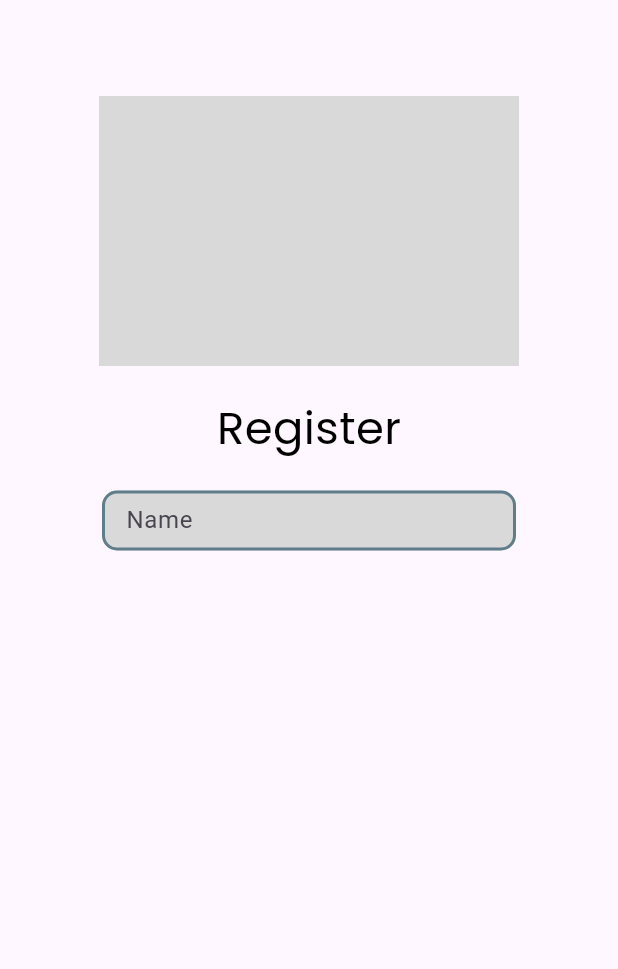
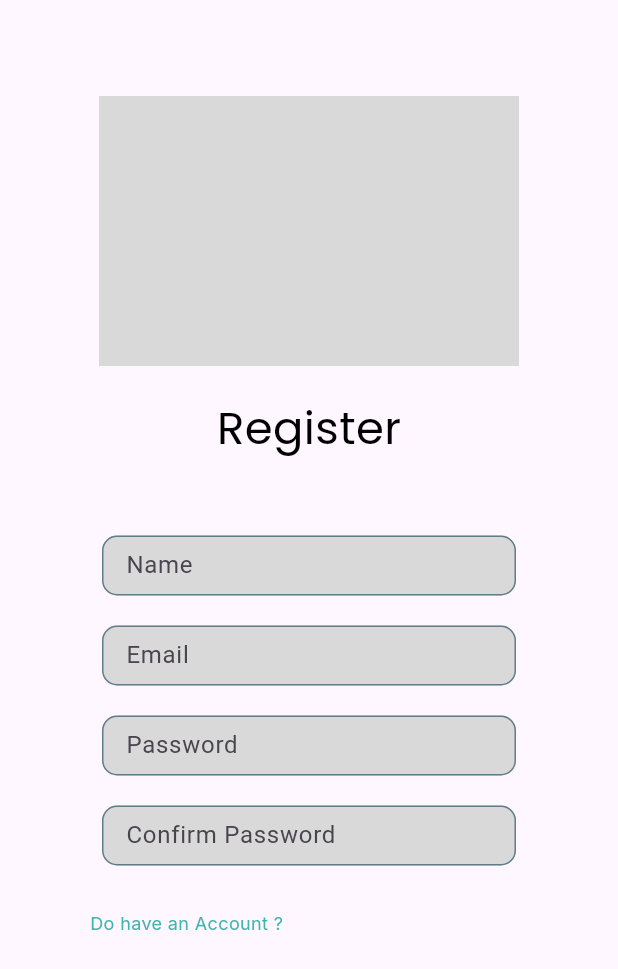
Before and after one commit to tejabaskara/Practice_aplication, a Flutter app: the page2 screen opened directly, on a phone screen of 412 x 824 dp. Shown: the top 969 px of the screen. Run offline on Flutter 3.47's test engine with Material 3 defaults, Android fonts, the phone set to English and light mode, and no system bars; our stand-ins replace google_fonts.

Commit message:
update registration page(adding input text for password and email)

```diff
--- a/lib/register.dart
+++ b/lib/register.dart
@@ -16,8 +16,8 @@ class _page2State extends State<page2> {
   @override
   Widget build(BuildContext context) {
     return Scaffold(
-        body: Column(
-      children: [
+        body: ListView(children: [
+      Column(children: [
         Padding(
             padding: EdgeInsets.only(top: 64),
             child: Center(
@@ -47,6 +47,33 @@ class _page2State extends State<page2> {
           ),
         ),
         Padding(
+            padding: EdgeInsets.only(top: 50),
+            child: Center(
+                child: SizedBox(
+                    width: 276,
+                    height: 40,
+                    child: TextField(
+                      controller: nameController,
+                      decoration: InputDecoration(
+                        border: OutlineInputBorder(),
+                        labelText: 'Name',
+                        fillColor: Color(0xffD9D9D9),
+                        filled: true,
+                        enabledBorder: OutlineInputBorder(
+                          borderRadius: BorderRadius.circular(10),
+                          borderSide:
+                              BorderSide(color: Colors.blueGrey, width: 1),
+                        ),
+                        focusedBorder: OutlineInputBorder(
+                          borderRadius: BorderRadius.circular(10),
+                          borderSide: BorderSide(color: Colors.red, width: 1),
+                        ),
+                      ),
+                      onChanged: (value) {
+                        print(nameController.text);
+                      },
+                    )))),
+        Padding(
             padding: EdgeInsets.only(top: 20),
             child: Center(
                 child: SizedBox(
@@ -56,24 +83,93 @@ class _page2State extends State<page2> {
                       controller: emailController,
                       decoration: InputDecoration(
                         border: OutlineInputBorder(),
-                        labelText: 'Name',
+                        labelText: 'Email',
                         fillColor: Color(0xffD9D9D9),
                         filled: true,
                         enabledBorder: OutlineInputBorder(
                           borderRadius: BorderRadius.circular(10),
                           borderSide:
-                              BorderSide(color: Colors.blueGrey, width: 2),
+                              BorderSide(color: Colors.blueGrey, width: 1),
                         ),
                         focusedBorder: OutlineInputBorder(
                           borderRadius: BorderRadius.circular(10),
-                          borderSide: BorderSide(color: Colors.red, width: 2),
+                          borderSide: BorderSide(color: Colors.red, width: 1),
                         ),
                       ),
                       onChanged: (value) {
                         print(emailController.text);
                       },
                     )))),
-      ],
-    ));
+        Padding(
+            padding: EdgeInsets.only(top: 20),
+            child: Center(
+                child: SizedBox(
+                    width: 276,
+                    height: 40,
+                    child: TextField(
+                      controller: passwordController,
+                      obscureText: true,
+                      decoration: InputDecoration(
+                        border: OutlineInputBorder(),
+                        labelText: 'Password',
+                        fillColor: Color(0xffD9D9D9),
+                        filled: true,
+                        enabledBorder: OutlineInputBorder(
+                          borderRadius: BorderRadius.circular(10),
+                          borderSide:
+                              BorderSide(color: Colors.blueGrey, width: 1),
+                        ),
+                        focusedBorder: OutlineInputBorder(
+                          borderRadius: BorderRadius.circular(10),
+                          borderSide: BorderSide(color: Colors.red, width: 1),
+                        ),
+                      ),
+                      onChanged: (value) {
+                        print(passwordController.text);
+                      },
+                    )))),
+        Padding(
+            padding: EdgeInsets.only(top: 20),
+            child: Center(
+                child: SizedBox(
+                    width: 276,
+                    height: 40,
+                    child: TextField(
+                      controller: confirmPasswordController,
+                      obscureText: true,
+                      decoration: InputDecoration(
+                        border: OutlineInputBorder(),
+                        labelText: 'Confirm Password',
+                        fillColor: Color(0xffD9D9D9),
+                        filled: true,
+                        enabledBorder: OutlineInputBorder(
+                          borderRadius: BorderRadius.circular(10),
+                          borderSide:
+                              BorderSide(color: Colors.blueGrey, width: 1),
+                        ),
+                        focusedBorder: OutlineInputBorder(
+                          borderRadius: BorderRadius.circular(10),
+                          borderSide: BorderSide(color: Colors.red, width: 1),
+                        ),
+                      ),
+                      onChanged: (value) {
+                        print(confirmPasswordController.text);
+                      },
+                    )))),
+        Row(children: [
+          Padding(
+              padding: EdgeInsets.only(top: 30, left: 60),
+              child: Text(
+                "Do have an Account ?",
+                style: GoogleFonts.inter(
+                  textStyle: TextStyle(
+                    color: Color(0xff40B5AE),
+                    fontSize: 12,
+                  ),
+                ),
+              )),
+        ])
+      ])
+    ]));
   }
 }
```
